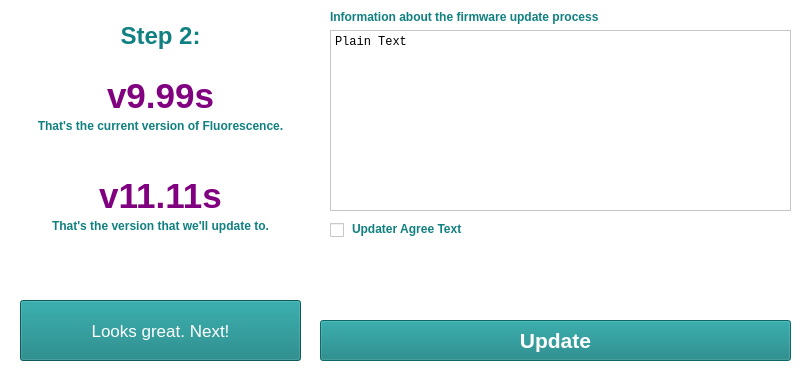
Above: FluorescenceApp/fwupdatestm.ui from hey-frnk/thevfdcollective before the change. Below: the same form after it.
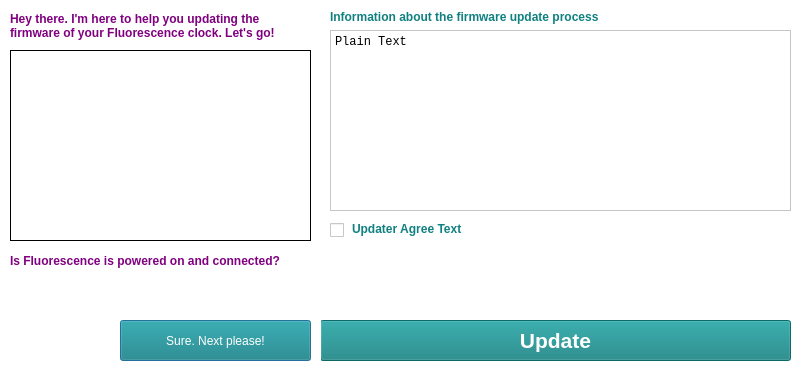
That is the form after the change. Icons and pictures are not drawn.

```diff
--- a/FluorescenceApp/fwupdatestm.ui
+++ b/FluorescenceApp/fwupdatestm.ui
@@ -80,18 +80,21 @@
       <height>191</height>
      </rect>
     </property>
+    <property name="frameShape">
+     <enum>QFrame::Box</enum>
+    </property>
     <property name="text">
      <string/>
     </property>
     <property name="pixmap">
-     <pixmap resource="../../../CCPP/FluorescenceApp_MacOS_Release/qmake_qmake_immediate.qrc">:/Resources/HXP_TN.png</pixmap>
+     <pixmap resource="build/qmake_qmake_immediate.qrc">:/Resources/fl2_usb.jpg</pixmap>
     </property>
    </widget>
    <widget class="QLabel" name="welcome_intro_2">
     <property name="geometry">
      <rect>
       <x>10</x>
-      <y>240</y>
+      <y>245</y>
       <width>301</width>
       <height>31</height>
      </rect>
@@ -411,6 +414,8 @@
     </property>
    </widget>
   </widget>
+  <zorder>updater</zorder>
+  <zorder>welcome</zorder>
  </widget>
  <resources>
   <include location="../../../CCPP/FluorescenceApp_MacOS_Release/qmake_qmake_immediate.qrc"/>
```
Left out of the diff: 2 changed lines with no effect on the pictures.
